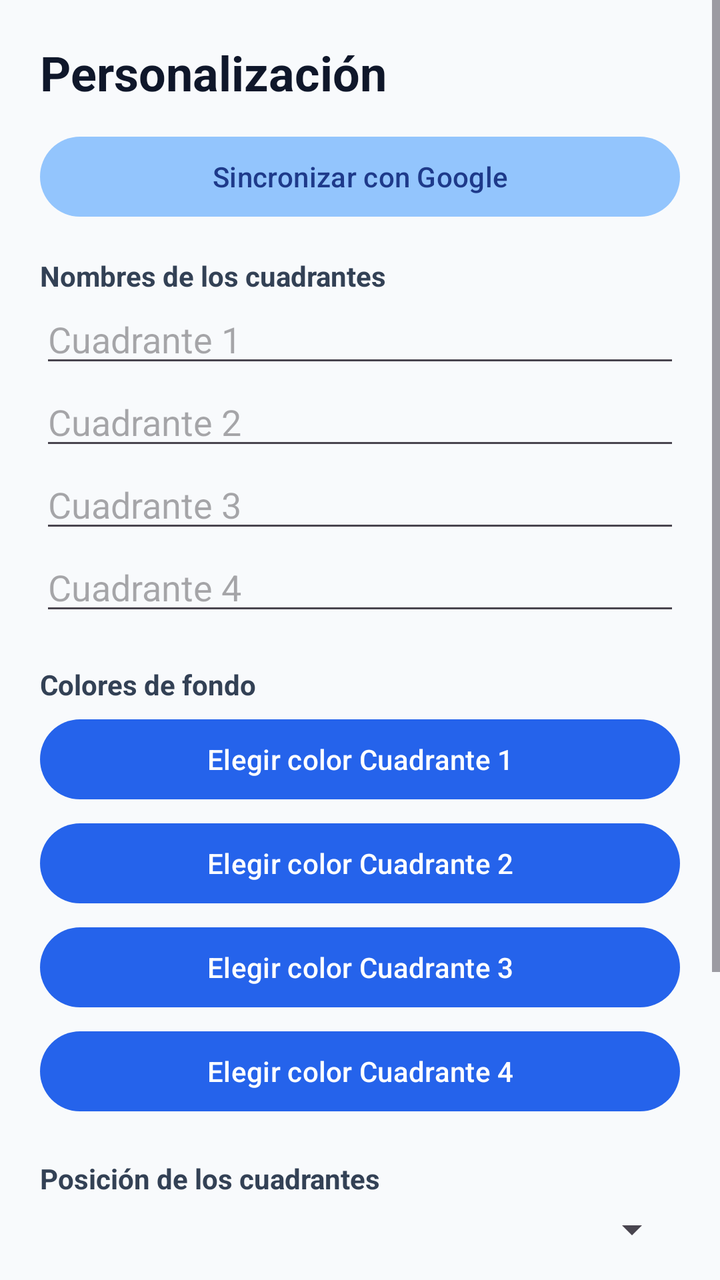
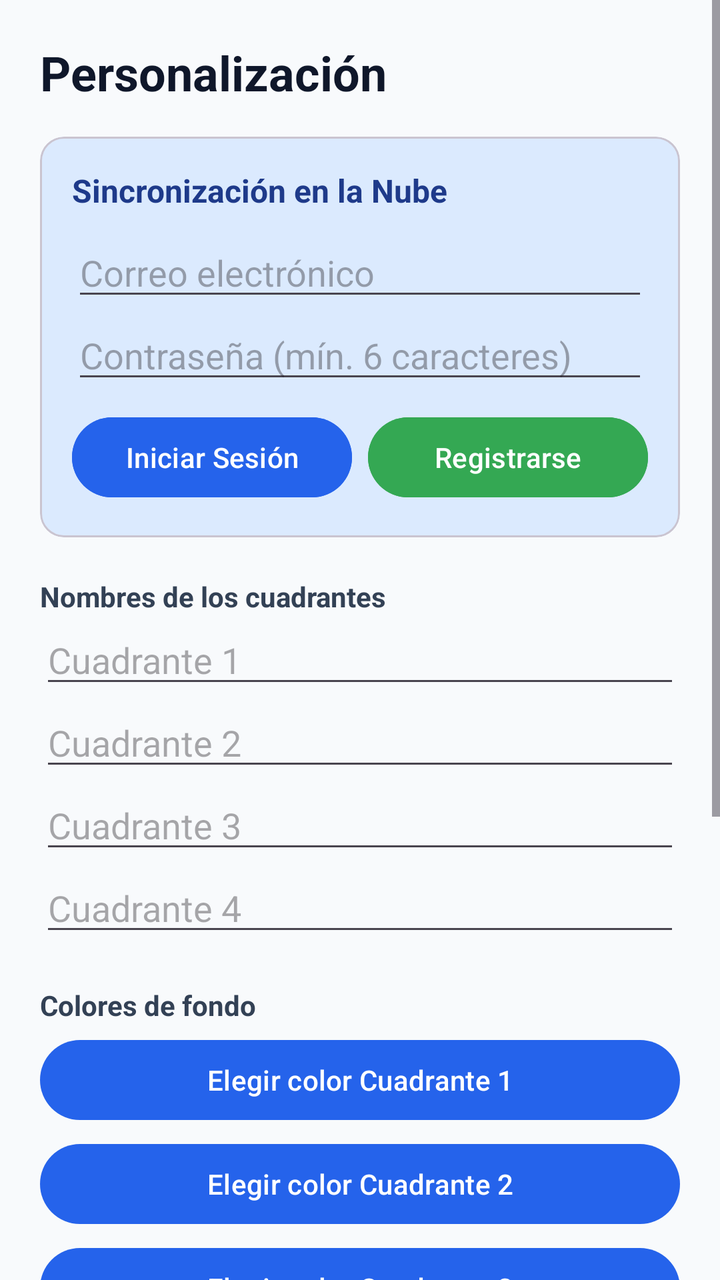

Two renders of the same Android screen: before a commit and after it. Below are the layout's source before the change and the commit's diff.
<!-- AndroidManifest.xml: application theme AppTheme -->
<!-- res/layout/activity_settings.xml -->
<?xml version="1.0" encoding="utf-8"?>
<ScrollView xmlns:android="http://schemas.android.com/apk/res/android"
    xmlns:app="http://schemas.android.com/apk/res-auto"
    android:layout_width="match_parent"
    android:layout_height="match_parent"
    android:background="#F8FAFC"
    android:fillViewport="true">

    <LinearLayout
        android:layout_width="match_parent"
        android:layout_height="wrap_content"
        android:orientation="vertical"
        android:padding="20dp">

        <TextView
            android:layout_width="match_parent"
            android:layout_height="wrap_content"
            android:text="@string/custom_title"
            android:textColor="#0F172A"
            android:textSize="24sp"
            android:textStyle="bold" />

        
        <com.google.android.material.button.MaterialButton
            android:id="@+id/btnGoogleSync"
            android:layout_width="match_parent"
            android:layout_height="wrap_content"
            android:layout_marginTop="12dp"
            android:text="Sincronizar con Google"
            app:backgroundTint="#93C5FD"
            android:textColor="#1E3A8A" />

        <TextView
            android:layout_width="match_parent"
            android:layout_height="wrap_content"
            android:layout_marginTop="16dp"
            android:text="Nombres de los cuadrantes"
            android:textColor="#334155"
            android:textStyle="bold" />

        <EditText android:id="@+id/etTitleQ1" android:layout_width="match_parent" android:layout_height="wrap_content" android:hint="Cuadrante 1" android:inputType="textCapSentences" android:maxLines="1" />
        <EditText android:id="@+id/etTitleQ2" android:layout_width="match_parent" android:layout_height="wrap_content" android:hint="Cuadrante 2" android:inputType="textCapSentences" android:maxLines="1" />
        <EditText android:id="@+id/etTitleQ3" android:layout_width="match_parent" android:layout_height="wrap_content" android:hint="Cuadrante 3" android:inputType="textCapSentences" android:maxLines="1" />
        <EditText android:id="@+id/etTitleQ4" android:layout_width="match_parent" android:layout_height="wrap_content" android:hint="Cuadrante 4" android:inputType="textCapSentences" android:maxLines="1" />

        <TextView android:layout_width="match_parent" android:layout_height="wrap_content" android:layout_marginTop="20dp" android:text="Colores de fondo" android:textColor="#334155" android:textStyle="bold" />

        <Button android:id="@+id/btnColorQ1" android:layout_width="match_parent" android:layout_height="wrap_content" android:layout_marginTop="4dp" android:text="Elegir color Cuadrante 1" />
        <Button android:id="@+id/btnColorQ2" android:layout_width="match_parent" android:layout_height="wrap_content" android:layout_marginTop="4dp" android:text="Elegir color Cuadrante 2" />
        <Button android:id="@+id/btnColorQ3" android:layout_width="match_parent" android:layout_height="wrap_content" android:layout_marginTop="4dp" android:text="Elegir color Cuadrante 3" />
        <Button android:id="@+id/btnColorQ4" android:layout_width="match_parent" android:layout_height="wrap_content" android:layout_marginTop="4dp" android:text="Elegir color Cuadrante 4" />

        <TextView android:layout_width="match_parent" android:layout_height="wrap_content" android:layout_marginTop="20dp" android:text="Posición de los cuadrantes" android:textColor="#334155" android:textStyle="bold" />
        <Spinner android:id="@+id/spinnerOrder" android:layout_width="match_parent" android:layout_height="wrap_content" android:layout_marginTop="4dp" />

        <CheckBox android:id="@+id/showCompleted" android:layout_width="match_parent" android:layout_height="wrap_content" android:layout_marginTop="16dp" android:text="@string/show_completed" />

        <com.google.android.material.button.MaterialButton
            android:id="@+id/btnTestNotifySettings"
            style="@style/Widget.Material3.Button.TonalButton"
            android:layout_width="match_parent"
            android:layout_height="wrap_content"
            android:layout_marginTop="24dp"
            app:backgroundTint="#93C5FD"
            android:textColor="#1E3A8A"
            android:text="@string/test_reminder" />

        <Button
            android:id="@+id/btnSaveSettings"
            android:layout_width="match_parent"
            android:layout_height="wrap_content"
            android:layout_marginTop="12dp"
            android:text="@string/save_settings" />
    </LinearLayout>
</ScrollView>
<!-- resources referenced by this layout -->
<resources>
  <string name="custom_title">Personalización</string>
  <string name="save_settings">Guardar y actualizar widget</string>
  <string name="show_completed">Mostrar tareas completadas</string>
  <string name="test_reminder">Probar recordatorio</string>
  <style name="AppTheme" parent="Theme.Material3.Light.NoActionBar">
          <item name="colorPrimary">#2563EB</item>
          <item name="android:statusBarColor">#0F172A</item>
          <item name="android:navigationBarColor">#0F172A</item>
      </style>
</resources>

<!-- the commit's change to res/layout/activity_settings.xml (unified diff, before → after) -->
@@ -21,19 +21,119 @@
             android:textStyle="bold" />
 
         
-        <com.google.android.material.button.MaterialButton
-            android:id="@+id/btnGoogleSync"
+        <com.google.android.material.card.MaterialCardView
             android:layout_width="match_parent"
             android:layout_height="wrap_content"
-            android:layout_marginTop="12dp"
-            android:text="Sincronizar con Google"
-            app:backgroundTint="#93C5FD"
-            android:textColor="#1E3A8A" />
+            android:layout_marginTop="16dp"
+            app:cardBackgroundColor="#DBEAFE"
+            app:cardCornerRadius="12dp"
+            app:cardElevation="0dp">
+            
+            <LinearLayout
+                android:layout_width="match_parent"
+                android:layout_height="wrap_content"
+                android:orientation="vertical"
+                android:padding="16dp">
 
+                <TextView
+                    android:layout_width="match_parent"
+                    android:layout_height="wrap_content"
+                    android:text="Sincronización en la Nube"
+                    android:textColor="#1E3A8A"
+                    android:textStyle="bold"
+                    android:textSize="16sp"/>
+
+                
+                <LinearLayout
+                    android:id="@+id/layoutLogin"
+                    android:layout_width="match_parent"
+                    android:layout_height="wrap_content"
+                    android:orientation="vertical"
+                    android:layout_marginTop="8dp">
+
+                    <EditText
+                        android:id="@+id/etEmail"
+                        android:layout_width="match_parent"
+                        android:layout_height="wrap_content"
+                        android:hint="Correo electrónico"
+                        android:inputType="textEmailAddress"
+                        android:maxLines="1" />
+
+                    <EditText
+                        android:id="@+id/etPassword"
+                        android:layout_width="match_parent"
+                        android:layout_height="wrap_content"
+                        android:hint="Contraseña (mín. 6 caracteres)"
+                        android:inputType="textPassword"
+                        android:maxLines="1" />
+
+                    <LinearLayout
+                        android:layout_width="match_parent"
+                        android:layout_height="wrap_content"
+                        android:orientation="horizontal"
+                        android:layout_marginTop="8dp">
+
+                        <Button
+                            android:id="@+id/btnLogin"
+                            android:layout_width="0dp"
+                            android:layout_height="wrap_content"
+                            android:layout_weight="1"
+                            android:text="Iniciar Sesión"
+                            android:backgroundTint="#2563EB"
+                            android:textColor="#FFFFFF"/>
+
+                        <Button
+                            android:id="@+id/btnRegister"
+                            android:layout_width="0dp"
+                            android:layout_height="wrap_content"
+                            android:layout_weight="1"
+                            android:layout_marginStart="8dp"
+                            android:text="Registrarse"
+                            android:backgroundTint="#34A853"
+                            android:textColor="#FFFFFF"/>
+                    </LinearLayout>
+                </LinearLayout>
+
+                
+                <LinearLayout
+                    android:id="@+id/layoutSync"
+                    android:layout_width="match_parent"
+                    android:layout_height="wrap_content"
+                    android:orientation="vertical"
+                    android:visibility="gone">
+
+                    <TextView
+                        android:id="@+id/tvUserEmail"
+                        android:layout_width="match_parent"
+                        android:layout_height="wrap_content"
+                        android:textColor="#1E3A8A"
+                        android:textSize="14sp"
+                        android:layout_marginBottom="8dp"/>
+
+                    <com.google.android.material.button.MaterialButton
+                        android:id="@+id/btnSyncNow"
+                        android:layout_width="match_parent"
+                        android:layout_height="wrap_content"
+                        android:text="Sincronizar ahora"
+                        app:backgroundTint="#60A5FA"
+                        android:textColor="#1E3A8A" />
+                        
+                    <com.google.android.material.button.MaterialButton
+                        android:id="@+id/btnLogout"
+                        style="@style/Widget.Material3.Button.OutlinedButton"
+                        android:layout_width="match_parent"
+                        android:layout_height="wrap_content"
+                        android:layout_marginTop="4dp"
+                        android:text="Cerrar sesión" />
+                </LinearLayout>
+            </LinearLayout>
+        </com.google.android.material.card.MaterialCardView>
+
+        
         <TextView
             android:layout_width="match_parent"
             android:layout_height="wrap_content"
-            android:layout_marginTop="16dp"
+            android:layout_marginTop="20dp"
             android:text="Nombres de los cuadrantes"
             android:textColor="#334155"
             android:textStyle="bold" />
